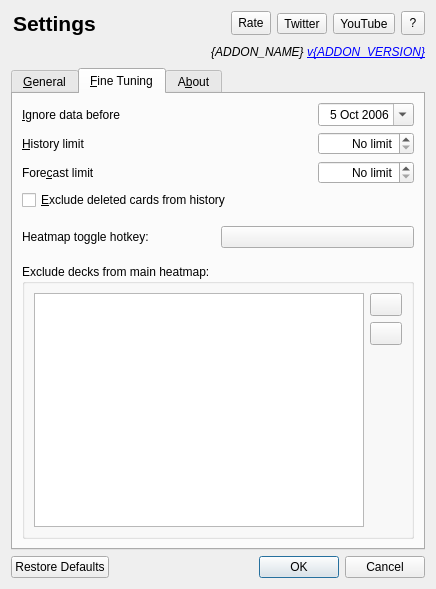
Above: designer/options.ui from glutanimate/review-heatmap before the change. Below: the same form after it.
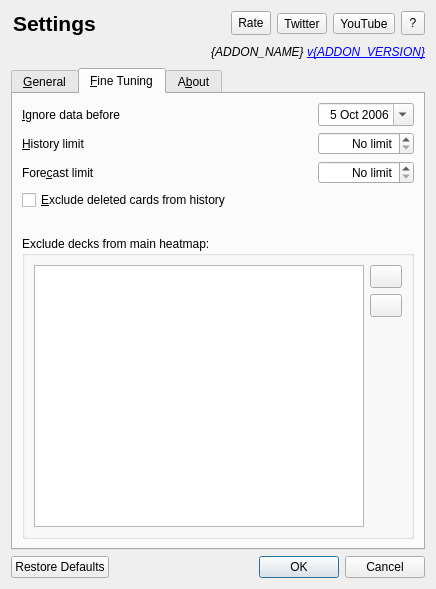
That is the form after the change. The open tabs and pages were chosen to show the change. Icons and pictures are not drawn. Custom widgets are drawn as their Qt base class.

Commit message:
Drop heatmap toggle hotkey
It didn't seem like the hotkey saw much use, and since it wasn't
particularly discoverable, it actually caused quite a bit of confusion
when users toggled it by accident.

Eliminating the hotkey also frees up the already very crowded landscape
of key bindings in Anki's main window.

Fixes #61

Patch:
```diff
--- a/designer/options.ui
+++ b/designer/options.ui
@@ -611,43 +611,6 @@
          </item>
         </layout>
        </item>
-       <item>
-        <spacer name="verticalSpacer_3">
-         <property name="orientation">
-          <enum>Qt::Vertical</enum>
-         </property>
-         <property name="sizeType">
-          <enum>QSizePolicy::Minimum</enum>
-         </property>
-         <property name="sizeHint" stdset="0">
-          <size>
-           <width>20</width>
-           <height>10</height>
-          </size>
-         </property>
-        </spacer>
-       </item>
-       <item>
-        <layout class="QGridLayout" name="layoutHotkey">
-         <item row="0" column="0">
-          <widget class="QLabel" name="label_5">
-           <property name="text">
-            <string>Heatmap toggle hotkey:</string>
-           </property>
-          </widget>
-         </item>
-         <item row="0" column="1">
-          <widget class="QKeyGrabButton" name="keyGrabToggle">
-           <property name="focusPolicy">
-            <enum>Qt::TabFocus</enum>
-           </property>
-           <property name="text">
-            <string/>
-           </property>
-          </widget>
-         </item>
-        </layout>
-       </item>
        <item>
         <spacer name="verticalSpacer_6">
          <property name="orientation">
@@ -659,7 +622,7 @@
          <property name="sizeHint" stdset="0">
           <size>
            <width>20</width>
-           <height>10</height>
+           <height>20</height>
           </size>
          </property>
         </spacer>
@@ -788,13 +751,6 @@
    </item>
   </layout>
  </widget>
- <customwidgets>
-  <customwidget>
-   <class>QKeyGrabButton</class>
-   <extends>QPushButton</extends>
-   <header>....libaddon.gui.basic.widgets.qkeygrabber</header>
-  </customwidget>
- </customwidgets>
  <tabstops>
   <tabstop>tabWidget</tabstop>
   <tabstop>btnPatreon</tabstop>
```
Left out of the diff: 3 changed lines with no effect on the pictures. The commit also changes 3 other files.
